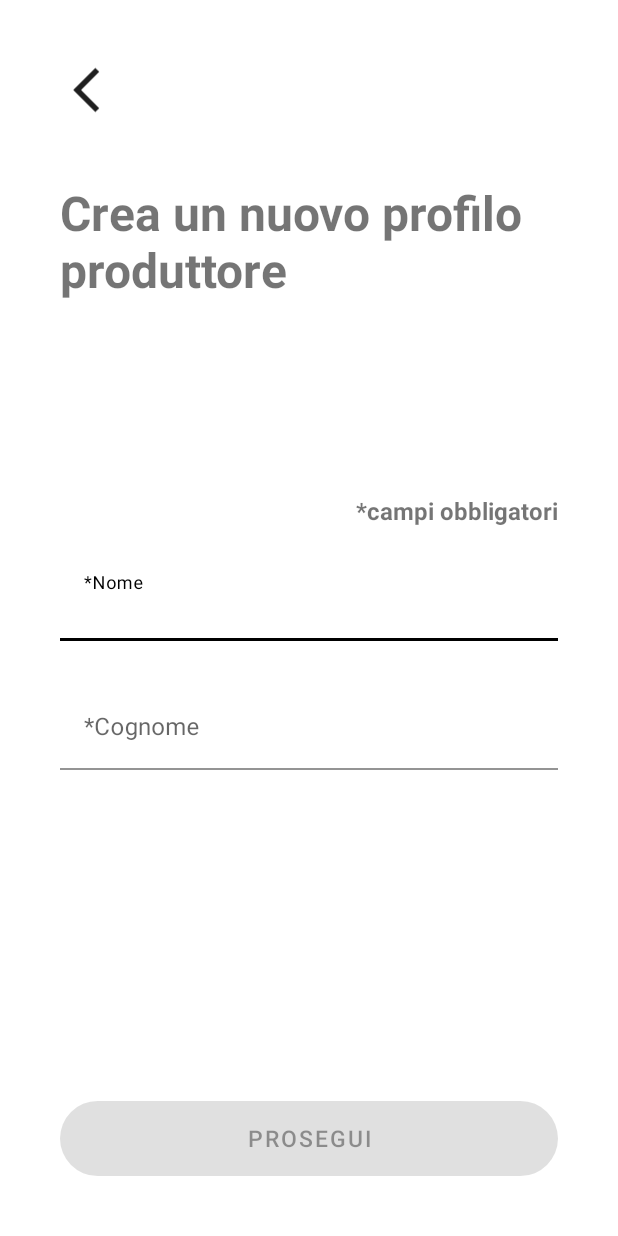
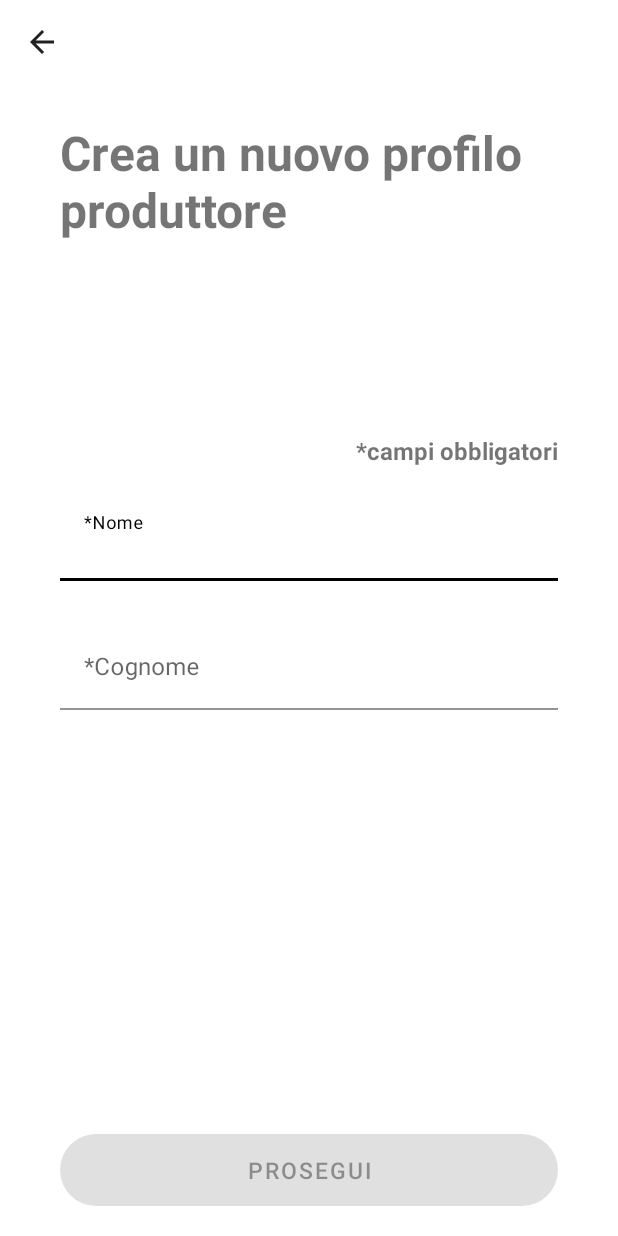
Before and after one commit to alessandrofloris/ProgettoIum, an Android app: the FirstStepRegistration screen opened directly, with no data from a screen before it, on a phone screen of 412 x 824 dp. Run offline under Robolectric (Android 15) with nearby library versions, the phone set to English and light mode, and no system bars; plain views replace StateProgressBar.

Commit message:
registration toolbar

```diff
--- a/app/src/main/java/com/example/progetto/FirstStepRegistration.java
+++ b/app/src/main/java/com/example/progetto/FirstStepRegistration.java
@@ -1,6 +1,7 @@
 package com.example.progetto;
 
 import androidx.appcompat.app.AppCompatActivity;
+import androidx.appcompat.widget.Toolbar;
 
 import android.content.Intent;
 import android.os.Bundle;
@@ -30,9 +31,17 @@ public class FirstStepRegistration extends AppCompatActivity {
 
         registration_data = new RegistrationBean();
 
-        backButtonConfig();
+        toolbarConfig();
         inputsConfig();
         continueButtonConfig();
+    }
+
+    private void toolbarConfig() {
+        Toolbar toolbar = (Toolbar) findViewById(R.id.toolbar);
+        setSupportActionBar(toolbar);
+        if(getSupportActionBar() != null) {
+            getSupportActionBar().setDisplayHomeAsUpEnabled(true);
+        }
     }
 
     private void inputsConfig() {
@@ -123,14 +132,4 @@ public class FirstStepRegistration extends AppCompatActivity {
         });
     }
 
-    private void backButtonConfig() {
-        previous_activity_button = findViewById(R.id.previous_activity_button);
-
-        previous_activity_button.setOnClickListener(new View.OnClickListener() {
-            @Override
-            public void onClick(View view) {
-                finish();
-            }
-        });
-    }
 }
--- a/app/src/main/res/layout/activity_first_step_registration.xml
+++ b/app/src/main/res/layout/activity_first_step_registration.xml
@@ -1,27 +1,26 @@
 <?xml version="1.0" encoding="utf-8"?>
-<androidx.constraintlayout.widget.ConstraintLayout xmlns:android="http://schemas.android.com/apk/res/android"
+<RelativeLayout
+    xmlns:android="http://schemas.android.com/apk/res/android"
     xmlns:app="http://schemas.android.com/apk/res-auto"
     xmlns:tools="http://schemas.android.com/tools"
     android:layout_width="match_parent"
     android:layout_height="match_parent"
-    tools:context=".Register">
+    tools:context=".FirstStepRegistration">
 
-    <androidx.coordinatorlayout.widget.CoordinatorLayout
+    <androidx.appcompat.widget.Toolbar
+        android:id="@+id/toolbar"
         android:layout_width="match_parent"
-        android:layout_height="match_parent"
-        tools:context=".SignUp">
+        android:layout_height="?attr/actionBarSize"
+        app:title=" "
+        android:elevation="4dp"
+        android:theme="@style/ThemeOverlay.AppCompat.ActionBar"
+        app:popupTheme="@style/ThemeOverlay.AppCompat.Light"/>
 
     <LinearLayout
         android:layout_width="match_parent"
         android:layout_height="match_parent"
         android:orientation="vertical"
         android:padding="40dp">
-
-            <ImageView
-                android:layout_width="35dp"
-                android:layout_height="40dp"
-                android:src="@drawable/ic_baseline_arrow_back_ios_new_24"
-                android:id="@+id/previous_activity_button"/>
 
             <Space
                 android:layout_width="match_parent"
@@ -103,26 +102,20 @@
                 android:layout_width="match_parent"
                 android:layout_height="50dp"/>
 
-            <RelativeLayout
-                android:layout_width="match_parent"
-                android:layout_height="match_parent">
+        </LinearLayout>
+
 
     <Button
         android:layout_width="match_parent"
-                    android:layout_height="50dp"
-                    android:textAllCaps="true"
+        android:layout_height="wrap_content"
         android:text="Prosegui"
         android:textSize="15sp"
+        android:layout_marginStart="40dp"
+        android:layout_marginEnd="40dp"
+        android:layout_marginBottom="20dp"
         android:background="@drawable/button"
-                    android:layout_gravity="center_horizontal"
+        android:layout_alignParentBottom="true"
         android:id="@+id/continue_button"
-                    android:layout_alignParentBottom="true"/>
-
+        />
 
 </RelativeLayout>
-
-        </LinearLayout>
-
-    </androidx.coordinatorlayout.widget.CoordinatorLayout>
-
-</androidx.constraintlayout.widget.ConstraintLayout>
```
Also changed, not shown: app/src/main/AndroidManifest.xml (+10 -5 lines), app/src/main/java/com/example/progetto/FifthStepRegistration.java (+20 -10 lines), app/src/main/java/com/example/progetto/FourthStepRegistration.java (+20 -10 lines), app/src/main/java/com/example/progetto/SecondStepRegistration.java (+21 -11 lines), app/src/main/java/com/example/progetto/ThirdStepRegistration.java (+20 -10 lines), app/src/main/res/layout/activity_fifth_step_registration.xml (+18 -20 lines), app/src/main/res/layout/activity_fourth_step_registration.xml (+18 -19 lines), app/src/main/res/layout/activity_second_step_registration.xml (+20 -20 lines), app/src/main/res/layout/activity_third_step_registration.xml (+18 -20 lines). Lines whose indentation alone changed are shown as unchanged.
